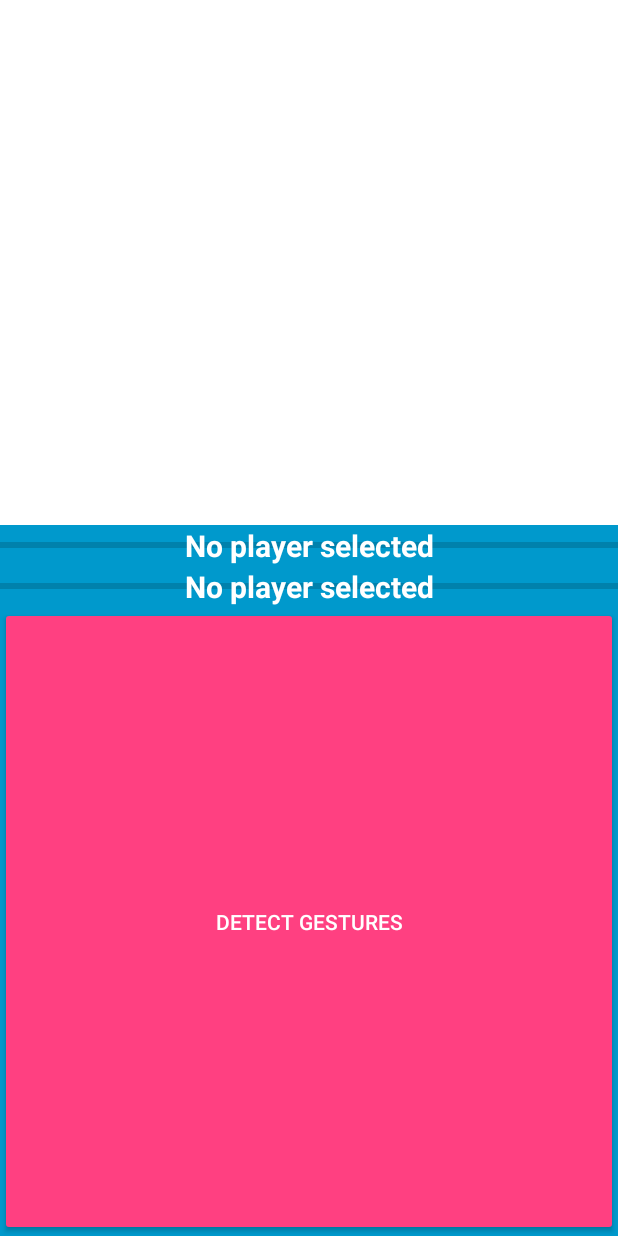
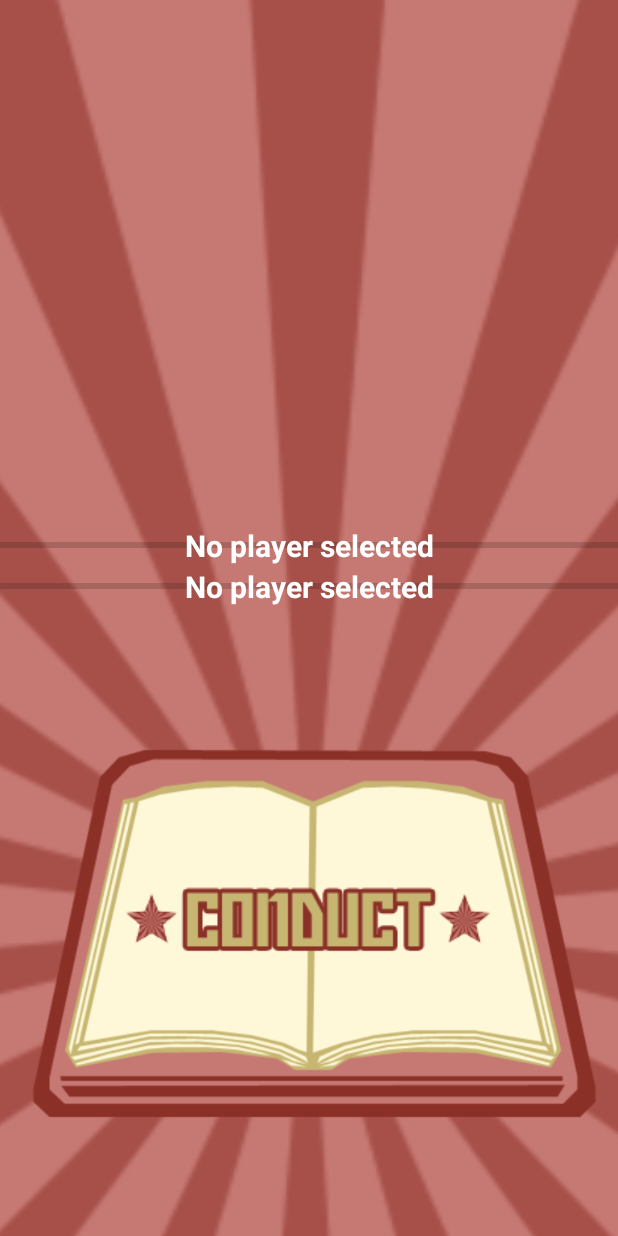
Before and after one commit to cjx3711/commductor, an Android app: the ConductorActivity screen opened directly, with no data from a screen before it, on a phone screen of 412 x 824 dp. Run offline under Robolectric (Android 15) with nearby library versions, the light colour scheme and no system bars.

Commit message:
Conductor looks nice now

```diff
--- a/app/src/main/java/nus/cs4347/commductor/ConductorActivity.java
+++ b/app/src/main/java/nus/cs4347/commductor/ConductorActivity.java
@@ -1,5 +1,6 @@
 package nus.cs4347.commductor;
 
+import android.media.Image;
 import android.os.Handler;
 import android.support.v4.view.ViewPager;
 
@@ -9,6 +10,7 @@ import android.util.Log;
 import android.view.MotionEvent;
 import android.view.View;
 import android.widget.Button;
+import android.widget.ImageButton;
 import android.widget.ProgressBar;
 import android.widget.TextView;
 
@@ -106,7 +108,7 @@ public class ConductorActivity extends AppCompatActivity {
         };
     };
 
-    Button detectGestureButton;
+    ImageButton detectGestureButton;
 
     PlayerPagerAdapter playersPagerAdapter;
     ViewPager playersPager;
@@ -132,7 +134,7 @@ public class ConductorActivity extends AppCompatActivity {
         modifier2Progress = (ProgressBar) findViewById(R.id.progress_modifier2);
 
         serverInstrumentalists = BTServerManager.getInstance().getInstrumentalistList();
-        detectGestureButton = (Button)findViewById(R.id.detect_gesture_button);
+        detectGestureButton = (ImageButton) findViewById(R.id.detect_gesture_button);
 
         // Upon interacting with UI controls, delay any scheduled hide()
         // operations to prevent the jarring behavior of controls going away
--- /dev/null
+++ b/app/src/main/res/drawable/conduct.xml
@@ -0,0 +1,5 @@
+<?xml version="1.0" encoding="utf-8"?>
+<selector xmlns:android="http://schemas.android.com/apk/res/android">
+    <item android:drawable="@drawable/conduct_down" android:state_pressed="true"/>
+    <item android:drawable="@drawable/conduct_up" android:state_pressed="false"/>
+</selector>
--- a/app/src/main/res/layout/activity_conductor.xml
+++ b/app/src/main/res/layout/activity_conductor.xml
@@ -1,17 +1,36 @@
-<LinearLayout xmlns:android="http://schemas.android.com/apk/res/android"
+<RelativeLayout xmlns:android="http://schemas.android.com/apk/res/android"
     xmlns:tools="http://schemas.android.com/tools"
     android:layout_width="match_parent"
     android:layout_height="match_parent"
-    android:background="#0099cc"
-    android:orientation="vertical"
+    android:background="@color/background"
     tools:context="nus.cs4347.commductor.ConductorActivity">
+
+    <RelativeLayout
+        android:layout_width="match_parent"
+        android:layout_height="match_parent"
+        android:layout_marginBottom="-400dp">
+        <ImageView
+            android:id="@+id/sunburst"
+            android:layout_width="fill_parent"
+            android:layout_height="fill_parent"
+            android:layout_marginLeft="-800dp"
+            android:layout_marginRight="-800dp"
+            android:layout_marginBottom="-800dp"
+            android:layout_marginTop="-800dp"
+            android:src="@drawable/sunburst"
+            android:scaleType="fitCenter" />
+    </RelativeLayout>
+
+    <LinearLayout
+        android:layout_width="match_parent"
+        android:layout_height="match_parent"
+        android:orientation="vertical">
 
         <android.support.v4.view.ViewPager
             android:id="@+id/myviewpager"
             android:layout_width="match_parent"
             android:layout_height="350dp"
             android:layout_gravity="top"
-        android:background="#FFFFFF"
             android:overScrollMode="never" />
 
         <LinearLayout
@@ -66,14 +85,27 @@
             </RelativeLayout>
 
         </LinearLayout>
-    <Button
+
+        <RelativeLayout
+            android:layout_width="wrap_content"
+            android:layout_height="0dp"
+            android:layout_weight="1">
+            <ImageView
+                android:layout_width="match_parent"
+                android:layout_height="match_parent"
+                android:scaleType="fitCenter"
+                android:src="@drawable/conductor_stand"
+                android:layout_alignParentTop="true"
+                android:layout_alignParentStart="true" />
+            <ImageButton
                 android:id="@+id/detect_gesture_button"
-        style="@style/Widget.AppCompat.Button.Colored"
                 android:layout_width="match_parent"
-        android:layout_height="0dp"
-        android:layout_weight="1"
-        android:text="@string/dummy_button"
-        android:textColor="#FFFFFF"
-        android:visibility="visible" />
+                android:layout_height="match_parent"
+                android:src="@drawable/conduct"
+                android:background="@null"/>
 
+
+        </RelativeLayout>
     </LinearLayout>
+
+</RelativeLayout>
```
Lines whose indentation alone changed are shown as unchanged.
